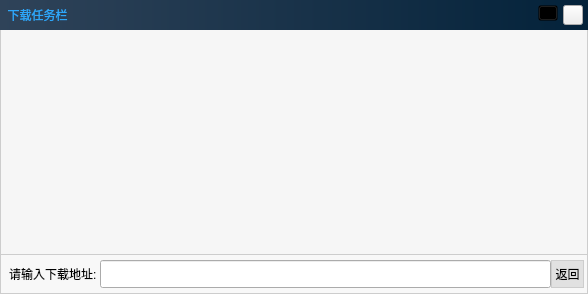
Qt form VideoPlayer/browser/WebDownLoadList.ui (huizhang556/pc-video-player) before a commit.
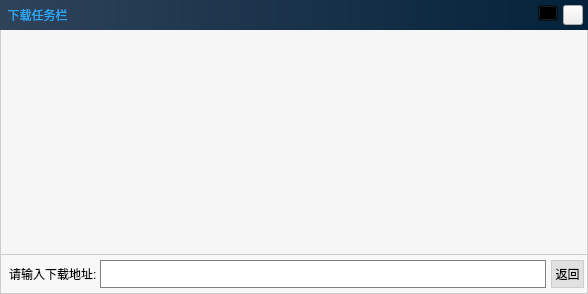
The same form after that commit. The open tabs and pages were chosen to show the change. Icons and pictures are not drawn.

What changed in the file:
```diff
--- a/VideoPlayer/browser/WebDownLoadList.ui
+++ b/VideoPlayer/browser/WebDownLoadList.ui
@@ -803,6 +803,14 @@
                    <height>28</height>
                   </size>
                  </property>
+                 <property name="styleSheet">
+                  <string notr="true">QLineEdit
+{
+margin-right:5px;
+border: 1px solid gray;
+background-color: white;
+}</string>
+                 </property>
                 </widget>
                </item>
                <item>
```
Left out of the diff: 4 changed lines with no effect on the pictures.
